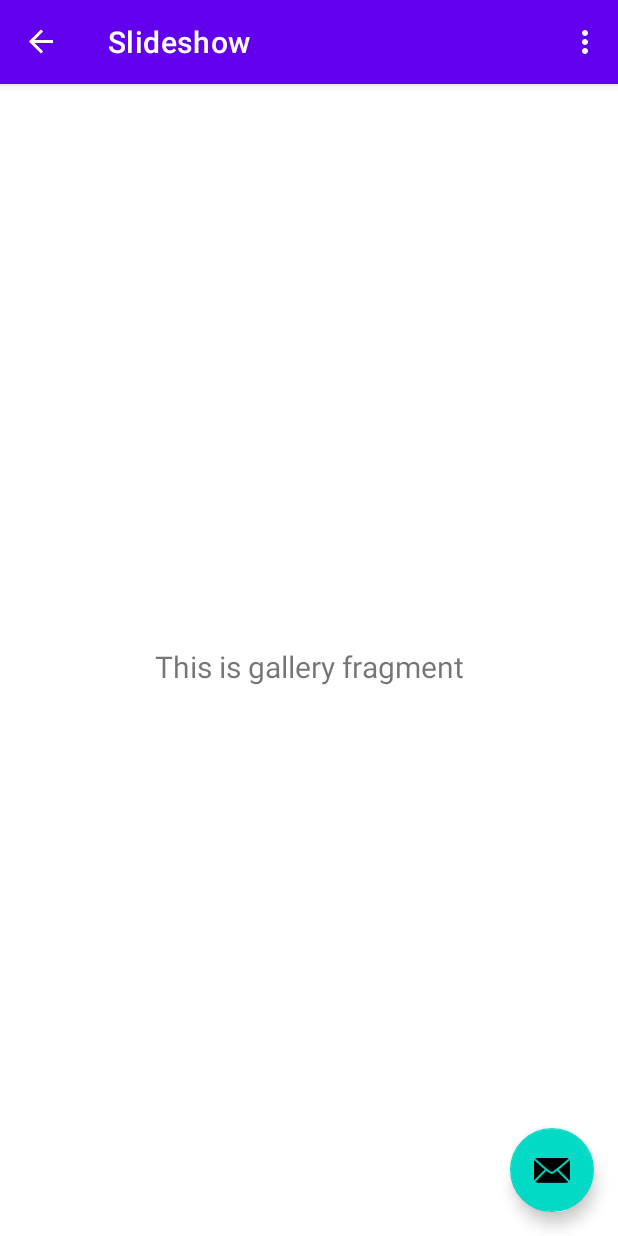
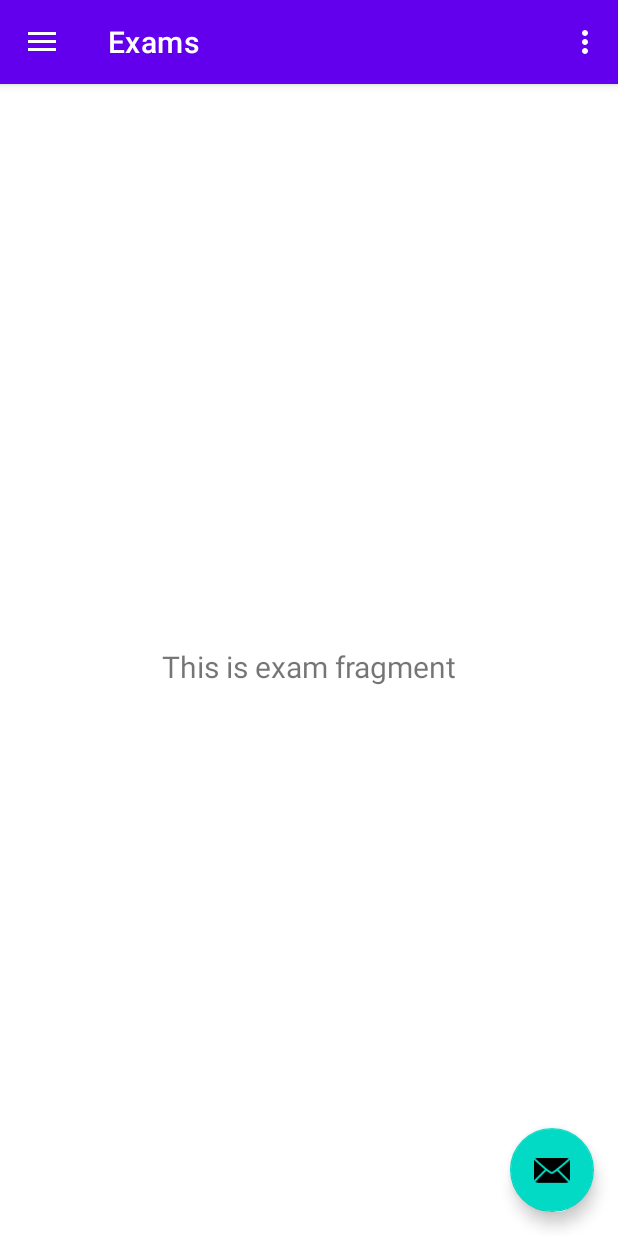
Before and after one commit to samcarozzi/Project1_2340, an Android app: the screen it shows after launch (MainActivity), in the side drawer, after a tap on "Exams", on a phone screen of 412 x 824 dp. Run offline under Robolectric (Android 15) with nearby library versions, the phone set to English and light mode, and no system bars; our stand-ins replace navigation-ui.

Commit message:
Create Exam Fragment, Fix Routing Add ExamFragment.java Add ExamFragmentViewModel.java add fragment_exam.xml update MainActivity.java update mobile_navigation.xml

```diff
--- a/app/src/main/java/com/example/project1/MainActivity.java
+++ b/app/src/main/java/com/example/project1/MainActivity.java
@@ -41,7 +41,7 @@ public class MainActivity extends AppCompatActivity {
         // Passing each menu ID as a set of Ids because each
         // menu should be considered as top level destinations.
         mAppBarConfiguration = new AppBarConfiguration.Builder(
-                R.id.nav_home, R.id.classStore, R.id.assignmentStore)
+                R.id.nav_home, R.id.classStore, R.id.assignmentStore, R.id.examStore)
                 .setOpenableLayout(drawer)
                 .build();
         NavController navController = Navigation.findNavController(this, R.id.nav_host_fragment_content_main);
--- /dev/null
+++ b/app/src/main/java/com/example/project1/ui/exam/ExamFragment.java
@@ -0,0 +1,37 @@
+package com.example.project1.ui.exam;
+
+import android.os.Bundle;
+import android.view.LayoutInflater;
+import android.view.View;
+import android.view.ViewGroup;
+import android.widget.TextView;
+
+import androidx.annotation.NonNull;
+import androidx.fragment.app.Fragment;
+import androidx.lifecycle.ViewModelProvider;
+
+import com.example.project1.databinding.FragmentExamBinding;
+
+
+public class ExamFragment extends Fragment {
+    private FragmentExamBinding binding;
+
+    public View onCreateView(@NonNull LayoutInflater inflater,
+                             ViewGroup container, Bundle savedInstanceState) {
+        ExamFragmentViewModel examFragmentViewModel =
+                new ViewModelProvider(this).get(ExamFragmentViewModel.class);
+
+        binding = FragmentExamBinding.inflate(inflater, container, false);
+        View root = binding.getRoot();
+
+        final TextView textView = binding.textExam;
+        examFragmentViewModel.getText().observe(getViewLifecycleOwner(), textView::setText);
+        return root;
+    }
+
+    @Override
+    public void onDestroyView() {
+        super.onDestroyView();
+        binding = null;
+    }
+}
--- /dev/null
+++ b/app/src/main/java/com/example/project1/ui/exam/ExamFragmentViewModel.java
@@ -0,0 +1,18 @@
+package com.example.project1.ui.exam;
+
+import androidx.lifecycle.LiveData;
+import androidx.lifecycle.MutableLiveData;
+import androidx.lifecycle.ViewModel;
+
+public class ExamFragmentViewModel extends ViewModel {
+    private final MutableLiveData<String> mText;
+
+    public ExamFragmentViewModel() {
+        mText = new MutableLiveData<>();
+        mText.setValue("This is exam fragment");
+    }
+
+    public LiveData<String> getText() {
+        return mText;
+    }
+}
--- /dev/null
+++ b/app/src/main/res/layout/fragment_exam.xml
@@ -0,0 +1,22 @@
+<?xml version="1.0" encoding="utf-8"?>
+<androidx.constraintlayout.widget.ConstraintLayout xmlns:android="http://schemas.android.com/apk/res/android"
+    xmlns:app="http://schemas.android.com/apk/res-auto"
+    xmlns:tools="http://schemas.android.com/tools"
+    android:layout_width="match_parent"
+    android:layout_height="match_parent"
+    tools:context=".ui.exam.ExamFragment">
+
+    <TextView
+        android:id="@+id/text_exam"
+        android:layout_width="match_parent"
+        android:layout_height="wrap_content"
+        android:layout_marginStart="8dp"
+        android:layout_marginTop="8dp"
+        android:layout_marginEnd="8dp"
+        android:textAlignment="center"
+        android:textSize="20sp"
+        app:layout_constraintBottom_toBottomOf="parent"
+        app:layout_constraintEnd_toEndOf="parent"
+        app:layout_constraintStart_toStartOf="parent"
+        app:layout_constraintTop_toTopOf="parent" />
+</androidx.constraintlayout.widget.ConstraintLayout>
--- a/app/src/main/res/navigation/mobile_navigation.xml
+++ b/app/src/main/res/navigation/mobile_navigation.xml
@@ -24,12 +24,8 @@
         tools:layout="@layout/fragment_gallery" />
     <fragment
         android:id="@+id/examStore"
-        android:name="com.example.project1.ui.gallery.GalleryFragment"
-        android:label="@string/menu_slideshow"
-        tools:layout="@layout/fragment_gallery" />
-    <fragment
-        android:id="@+id/todoStore"
-        android:name="com.example.project1.ui.slideshow.SlideshowFragment"
-        android:label="@string/menu_slideshow"
-        tools:layout="@layout/fragment_slideshow" />
+        android:name="com.example.project1.ui.exam.ExamFragment"
+        android:label="@string/menu_examStore"
+        tools:layout="@layout/fragment_exam"
+        />
 </navigation>
```
